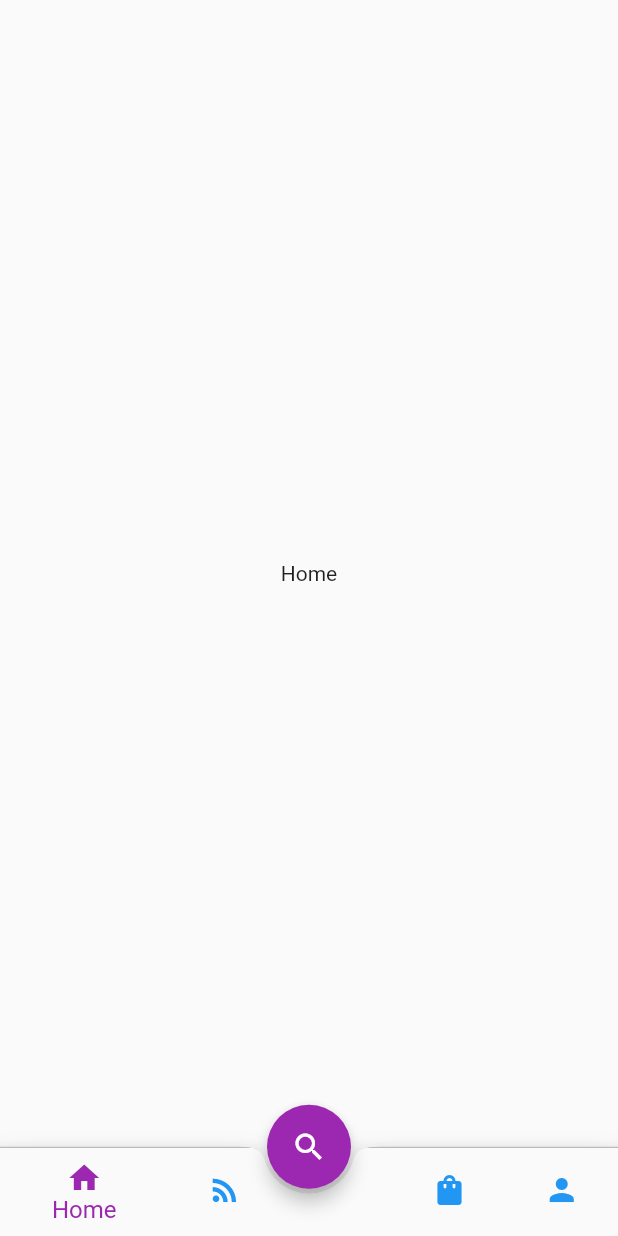
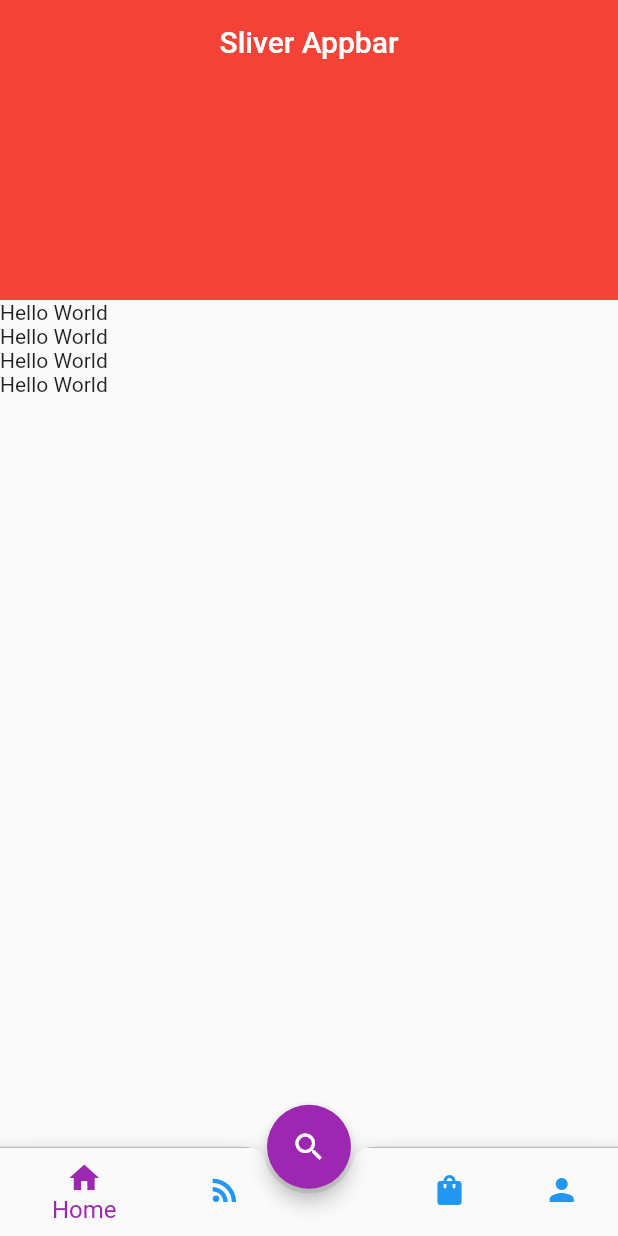
Before and after one commit to nishi-2400/flutter_ecommerce, a Flutter app: the screen it shows after launch, on a phone screen of 412 x 824 dp. Run offline on Flutter 3.47's test engine with Material 2 defaults, Android fonts, the phone set to English and light mode, and no system bars; missing offline and left inert: list_tile_switch.

Commit message:
SliverListの実装

```diff
--- a/lib/screens/home.dart
+++ b/lib/screens/home.dart
@@ -4,9 +4,27 @@ class HomeScreen extends StatelessWidget {
   @override
   Widget build(BuildContext context) {
     return Scaffold(
-      body: Center(
-        child: Text('Home'),
-      ),
+      body: CustomScrollView(
+        slivers: [
+          SliverAppBar(
+            pinned: true,
+            title: Text('Sliver Appbar'),
+            centerTitle: true,
+            expandedHeight: 200,
+            backgroundColor: Colors.red,
+          ),
+          SliverList(
+              delegate: SliverChildBuilderDelegate((context, index) {
+                return Text('Hello World');
+              }, childCount: 4),
+          ),
+          // SliverFillRemaining(
+          //   child: Center(
+          //       child: Text('Hello World')
+          //   ),
+          // ),
+        ],
+      )
     );
   }
 }
--- a/pubspec.yaml
+++ b/pubspec.yaml
@@ -23,6 +23,7 @@ environment:
 dependencies:
   flutter:
     sdk: flutter
+  list_tile_switch: ^1.0.0
 
 
   # The following adds the Cupertino Icons font to your application.
```
Also changed, not shown: lib/screens/user_info.dart (+32 -2 lines), pubspec.lock, 1 other file.
